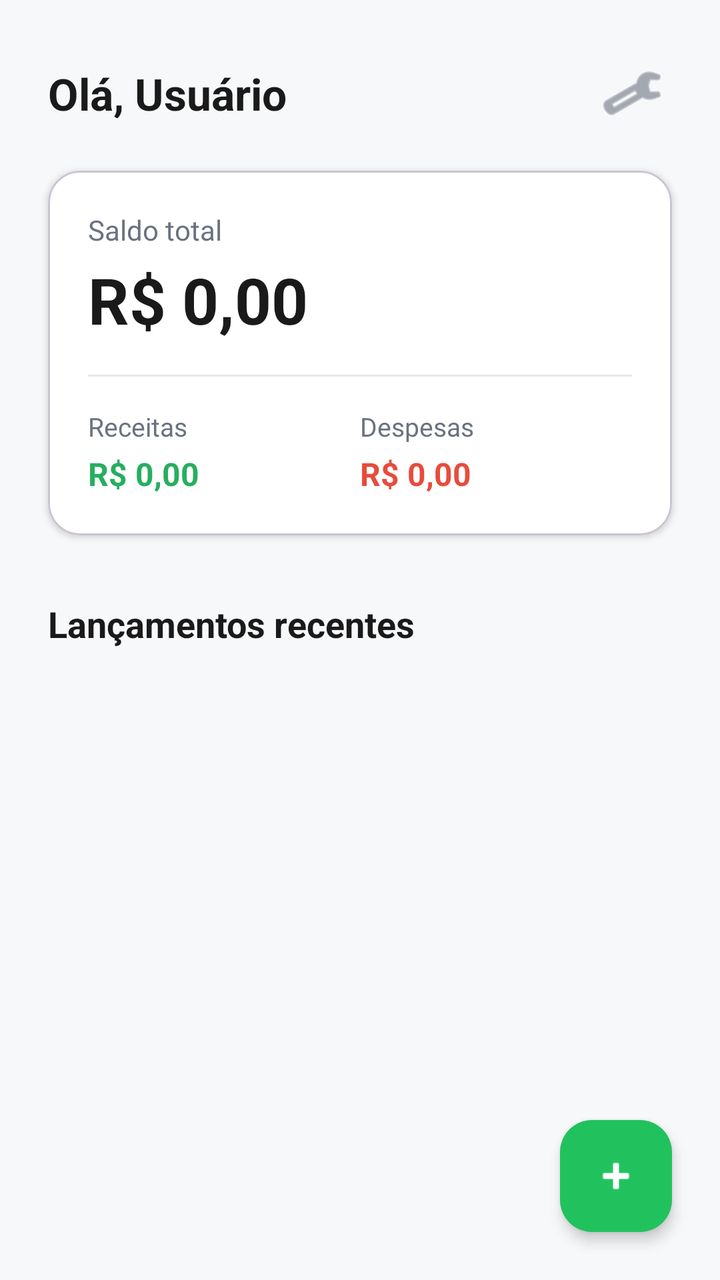
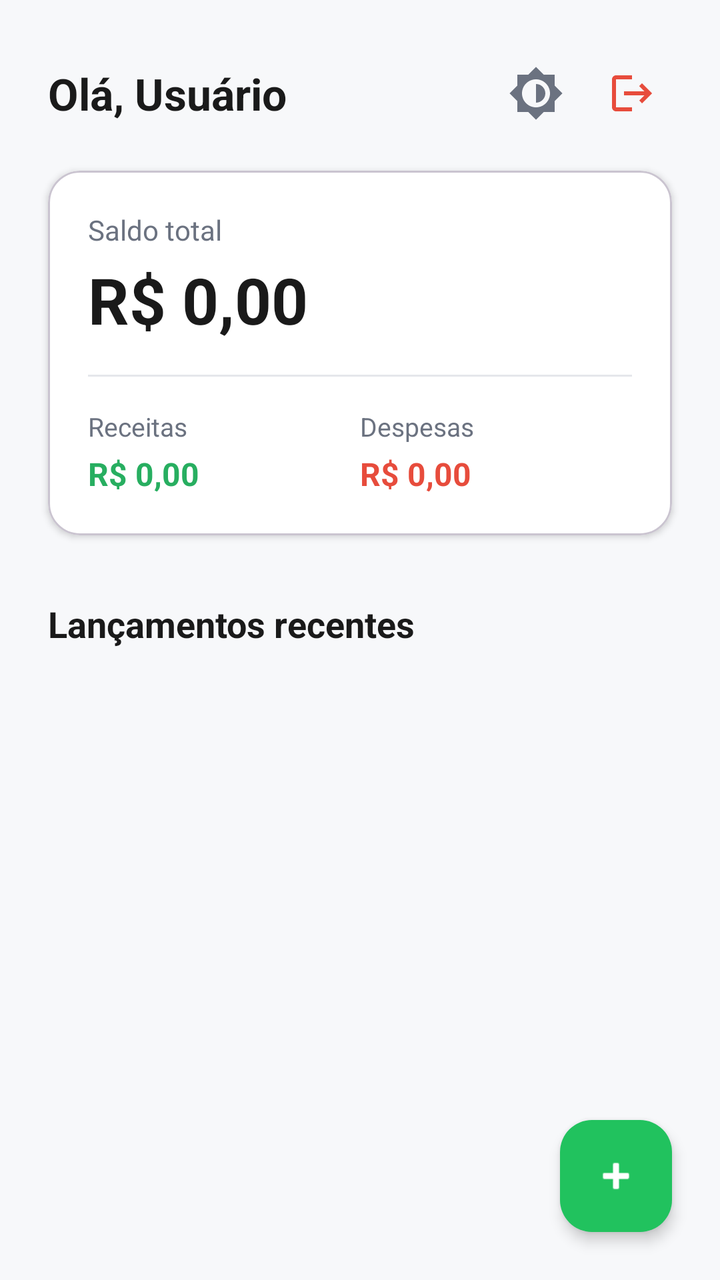

Compare the two renders of this Android layout. The source of the first and the diff that turns it into the second are given below.
<!-- AndroidManifest.xml: application theme Theme.CashMe -->
<!-- res/layout/activity_main.xml -->
<?xml version="1.0" encoding="utf-8"?>
<androidx.constraintlayout.widget.ConstraintLayout
    xmlns:android="http://schemas.android.com/apk/res/android"
    xmlns:app="http://schemas.android.com/apk/res-auto"
    xmlns:tools="http://schemas.android.com/apk/res-auto"
    android:layout_width="match_parent"
    android:layout_height="match_parent"
    android:background="@color/bg_general">

    
    <TextView
        android:id="@+id/tvWelcome"
        android:layout_width="wrap_content"
        android:layout_height="wrap_content"
        android:text="Olá, Usuário"
        android:textColor="@color/text_primary"
        android:textSize="22sp"
        android:textStyle="bold"
        android:layout_marginTop="32dp"
        android:layout_marginStart="24dp"
        app:layout_constraintStart_toStartOf="parent"
        app:layout_constraintTop_toTopOf="parent" />

    <ImageView
        android:id="@+id/ivProfile"
        android:layout_width="40dp"
        android:layout_height="40dp"
        android:layout_marginEnd="24dp"
        android:background="?attr/selectableItemBackgroundBorderless"
        android:clickable="true"
        android:focusable="true"
        android:padding="4dp"
        android:src="@android:drawable/ic_menu_manage"
        app:tint="@color/text_secondary"
        app:layout_constraintBottom_toBottomOf="@id/tvWelcome"
        app:layout_constraintEnd_toEndOf="parent"
        app:layout_constraintTop_toTopOf="@id/tvWelcome" />

    
    <com.google.android.material.card.MaterialCardView
        android:id="@+id/cvSummary"
        android:layout_width="match_parent"
        android:layout_height="wrap_content"
        android:layout_marginHorizontal="24dp"
        android:layout_marginTop="24dp"
        app:cardBackgroundColor="@color/white"
        app:cardCornerRadius="16dp"
        app:cardElevation="2dp"
        app:layout_constraintTop_toBottomOf="@id/tvWelcome">

        <androidx.constraintlayout.widget.ConstraintLayout
            android:layout_width="match_parent"
            android:layout_height="wrap_content"
            android:padding="20dp">

            
            <TextView
                android:id="@+id/tvBalanceLabel"
                android:layout_width="wrap_content"
                android:layout_height="wrap_content"
                android:text="Saldo total"
                android:textColor="@color/text_secondary"
                android:textSize="14sp"
                app:layout_constraintStart_toStartOf="parent"
                app:layout_constraintTop_toTopOf="parent" />

            <TextView
                android:id="@+id/tvBalanceValue"
                android:layout_width="wrap_content"
                android:layout_height="wrap_content"
                android:layout_marginTop="4dp"
                android:text="R$ 0,00"
                android:textColor="@color/text_primary"
                android:textSize="32sp"
                android:textStyle="bold"
                app:layout_constraintStart_toStartOf="parent"
                app:layout_constraintTop_toBottomOf="@id/tvBalanceLabel" />

            
            <View
                android:id="@+id/vDivider"
                android:layout_width="match_parent"
                android:layout_height="1dp"
                android:layout_marginTop="16dp"
                android:background="@color/gray_border"
                app:layout_constraintTop_toBottomOf="@id/tvBalanceValue" />

            
            <LinearLayout
                android:id="@+id/llIncome"
                android:layout_width="0dp"
                android:layout_height="wrap_content"
                android:layout_marginTop="16dp"
                android:orientation="vertical"
                app:layout_constraintEnd_toStartOf="@id/llExpense"
                app:layout_constraintStart_toStartOf="parent"
                app:layout_constraintTop_toBottomOf="@id/vDivider">

                <TextView
                    android:layout_width="wrap_content"
                    android:layout_height="wrap_content"
                    android:text="Receitas"
                    android:textColor="@color/text_secondary"
                    android:textSize="13sp" />

                <TextView
                    android:id="@+id/tvIncomeValue"
                    android:layout_width="wrap_content"
                    android:layout_height="wrap_content"
                    android:layout_marginTop="4dp"
                    android:text="R$ 0,00"
                    android:textColor="@color/green_income"
                    android:textSize="16sp"
                    android:textStyle="bold" />
            </LinearLayout>

            
            <LinearLayout
                android:id="@+id/llExpense"
                android:layout_width="0dp"
                android:layout_height="wrap_content"
                android:layout_marginTop="16dp"
                android:orientation="vertical"
                app:layout_constraintEnd_toEndOf="parent"
                app:layout_constraintStart_toEndOf="@id/llIncome"
                app:layout_constraintTop_toBottomOf="@id/vDivider">

                <TextView
                    android:layout_width="wrap_content"
                    android:layout_height="wrap_content"
                    android:text="Despesas"
                    android:textColor="@color/text_secondary"
                    android:textSize="13sp" />

                <TextView
                    android:id="@+id/tvExpenseValue"
                    android:layout_width="wrap_content"
                    android:layout_height="wrap_content"
                    android:layout_marginTop="4dp"
                    android:text="R$ 0,00"
                    android:textColor="@color/red_expense"
                    android:textSize="16sp"
                    android:textStyle="bold" />
            </LinearLayout>

        </androidx.constraintlayout.widget.ConstraintLayout>
    </com.google.android.material.card.MaterialCardView>

    
    <TextView
        android:id="@+id/tvRecentTransactions"
        android:layout_width="wrap_content"
        android:layout_height="wrap_content"
        android:layout_marginStart="24dp"
        android:layout_marginTop="32dp"
        android:text="Lançamentos recentes"
        android:textColor="@color/text_primary"
        android:textSize="18sp"
        android:textStyle="bold"
        app:layout_constraintStart_toStartOf="parent"
        app:layout_constraintTop_toBottomOf="@id/cvSummary" />

    
    <androidx.recyclerview.widget.RecyclerView
        android:id="@+id/rvTransactions"
        android:layout_width="match_parent"
        android:layout_height="0dp"
        android:layout_marginTop="16dp"
        android:clipToPadding="false"
        android:paddingHorizontal="24dp"
        android:paddingBottom="100dp"
        app:layout_constraintBottom_toBottomOf="parent"
        app:layout_constraintTop_toBottomOf="@id/tvRecentTransactions" />

    
    <com.google.android.material.floatingactionbutton.FloatingActionButton
        android:id="@+id/fabAdd"
        android:layout_width="wrap_content"
        android:layout_height="wrap_content"
        android:layout_marginEnd="24dp"
        android:layout_marginBottom="24dp"
        android:src="@android:drawable/ic_input_add"
        android:contentDescription="Adicionar lançamento"
        app:backgroundTint="@color/green_primary"
        app:tint="@color/white"
        app:elevation="4dp"
        app:layout_constraintBottom_toBottomOf="parent"
        app:layout_constraintEnd_toEndOf="parent" />

</androidx.constraintlayout.widget.ConstraintLayout>
<!-- resources referenced by this layout -->
<resources>
  <color name="bg_general">#F7F8FA</color>
  <color name="gray_border">#E5E7EB</color>
  <color name="green_income">#27AE60</color>
  <color name="green_primary">#21C25E</color>
  <color name="red_expense">#E74C3C</color>
  <color name="text_primary">#1A1A1A</color>
  <color name="text_secondary">#6B7280</color>
  <color name="white">#FFFFFFFF</color>
  <style name="Theme.CashMe" parent="Base.Theme.CashMe" />
  <style name="Base.Theme.CashMe" parent="Theme.Material3.DayNight.NoActionBar">
          
          
      </style>
</resources>

<!-- the commit's change to res/layout/activity_main.xml (unified diff, before → after) -->
@@ -22,18 +22,33 @@
         app:layout_constraintTop_toTopOf="parent" />
 
     <ImageView
-        android:id="@+id/ivProfile"
+        android:id="@+id/ivLogout"
         android:layout_width="40dp"
         android:layout_height="40dp"
         android:layout_marginEnd="24dp"
         android:background="?attr/selectableItemBackgroundBorderless"
         android:clickable="true"
         android:focusable="true"
-        android:padding="4dp"
-        android:src="@android:drawable/ic_menu_manage"
+        android:padding="8dp"
+        android:src="@drawable/ic_logout"
+        app:tint="@color/red_expense"
+        app:layout_constraintBottom_toBottomOf="@id/tvWelcome"
+        app:layout_constraintEnd_toEndOf="parent"
+        app:layout_constraintTop_toTopOf="@id/tvWelcome" />
+
+    <ImageView
+        android:id="@+id/ivProfile"
+        android:layout_width="40dp"
+        android:layout_height="40dp"
+        android:layout_marginEnd="8dp"
+        android:background="?attr/selectableItemBackgroundBorderless"
+        android:clickable="true"
+        android:focusable="true"
+        android:padding="6dp"
+        android:src="@drawable/ic_theme"
         app:tint="@color/text_secondary"
         app:layout_constraintBottom_toBottomOf="@id/tvWelcome"
-        app:layout_constraintEnd_toEndOf="parent"
+        app:layout_constraintEnd_toStartOf="@id/ivLogout"
         app:layout_constraintTop_toTopOf="@id/tvWelcome" />
 
     
<!-- resource entries referenced after the edit -->
@@ -8,6 +8,28 @@
   <color name="text_primary">#1A1A1A</color>
   <color name="text_secondary">#6B7280</color>
   <color name="white">#FFFFFFFF</color>
+  <!-- drawable ic_logout (drawable) -->
+  <vector xmlns:android="http://schemas.android.com/apk/res/android"
+      android:width="24dp"
+      android:height="24dp"
+      android:viewportWidth="24"
+      android:viewportHeight="24"
+      android:tint="?attr/colorControlNormal">
+    <path
+        android:fillColor="@android:color/white"
+        android:pathData="M17,7l-1.41,1.41L18.17,11H8v2h10.17l-2.58,2.58L17,17l5,-5zM4,5h8V3H4c-1.1,0 -2,0.9 -2,2v14c0,1.1 0.9,2 2,2h8v-2H4V5z"/>
+  </vector>
+  <!-- drawable ic_theme (drawable) -->
+  <vector xmlns:android="http://schemas.android.com/apk/res/android"
+      android:width="24dp"
+      android:height="24dp"
+      android:viewportWidth="24"
+      android:viewportHeight="24"
+      android:tint="?attr/colorControlNormal">
+    <path
+        android:fillColor="@android:color/white"
+        android:pathData="M20,8.69V4h-4.69L12,0.69 8.69,4H4v4.69L0.69,12 4,15.31V20h4.69L12,23.31 15.31,20H20v-4.69L23.31,12 20,8.69zM12,18c-3.31,0 -6,-2.69 -6,-6s2.69,-6 6,-6 6,2.69 6,6 -2.69,6 -6,6zm0,-10v8c2.21,0 4,-1.79 4,-4s-1.79,-4 -4,-4z"/>
+  </vector>
   <style name="Theme.CashMe" parent="Base.Theme.CashMe" />
   <style name="Base.Theme.CashMe" parent="Theme.Material3.DayNight.NoActionBar">
           
